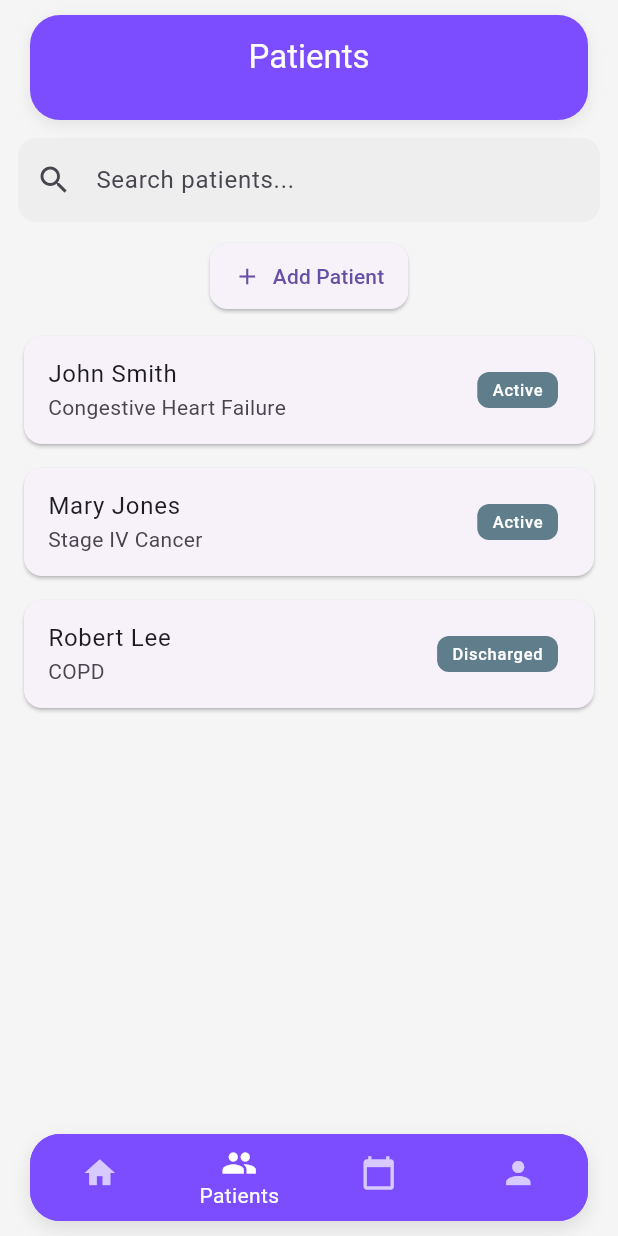
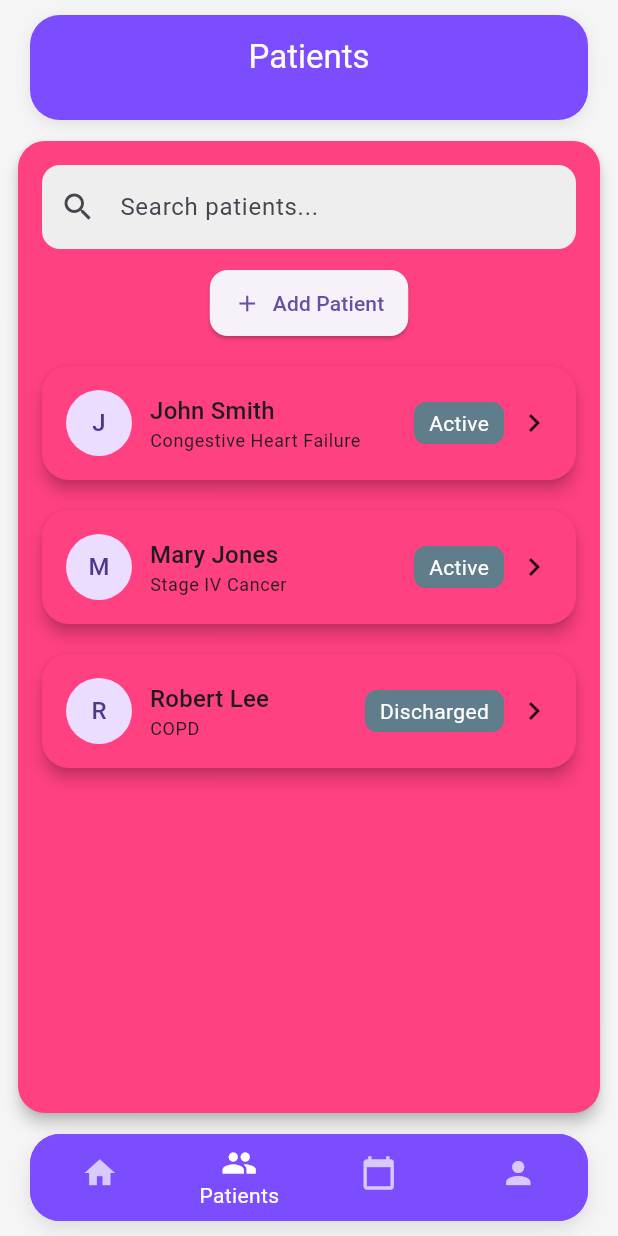
Before and after one commit to ThatoSiphosethu/hospice_app, a Flutter app: the screen it shows after launch, on a phone screen of 412 x 824 dp. Run offline on Flutter 3.47's test engine with Material 3 defaults, Android fonts, the phone set to English and light mode, and no system bars.

Commit message:
bodyCard&patientCard

```diff
--- a/lib/core/theme/app_theme.dart
+++ b/lib/core/theme/app_theme.dart
@@ -8,14 +8,22 @@ class AppTheme {
       // App background
       scaffoldBackgroundColor: Colors.grey[100],
 
-      // ⭐ Bottom Nav Styling
+      // Card styling
+      cardTheme: CardThemeData(
+        color: Colors.pinkAccent,
+        elevation: 4,
+        shape: RoundedRectangleBorder(
+          borderRadius: BorderRadius.circular(18),
+        ),
+      ),
+
+      // Bottom Nav Styling
       bottomNavigationBarTheme: const BottomNavigationBarThemeData(
         backgroundColor: Colors.deepPurpleAccent,
         selectedItemColor: Colors.white,
         unselectedItemColor: Colors.white70,
         showUnselectedLabels: false,
         type: BottomNavigationBarType.fixed,
-
       ),
 
       appBarTheme: const AppBarTheme(
--- a/lib/features/ehr/presentation/patient_list_screen.dart
+++ b/lib/features/ehr/presentation/patient_list_screen.dart
@@ -1,15 +1,14 @@
-
 // Screen that lists patients from the EHR module
 import 'package:flutter/material.dart';
+import 'package:hospice_app/features/ehr/presentation/patient_profile_screen.dart';
+import 'package:hospice_app/shared/cross_domain/widgets/patient_card.dart';
+import 'package:hospice_app/shared/widgets/buttons.dart';
+import 'package:hospice_app/shared/widgets/scroll_container.dart';
+import 'package:hospice_app/shared/widgets/search_bar.dart';
 
 import '../domain/patient.dart';
 import '../data/patient_repository.dart';
-import 'patient_profile_screen.dart';
-
-import '../../../shared/widgets/buttons.dart';
-import '../../../shared/widgets/scroll_container.dart';
-import '../../../shared/widgets/search_bar.dart';
-import '../../../shared/widgets/status_badge.dart';
+import '../../../shared/widgets/body_card.dart';
 
 class PatientListScreen extends StatefulWidget {
   const PatientListScreen({super.key});
@@ -21,8 +20,7 @@ class PatientListScreen extends StatefulWidget {
 class _PatientListScreenState extends State<PatientListScreen> {
   final repo = MockPatientRepository();
 
-  final TextEditingController searchController =
-      TextEditingController();
+  final TextEditingController searchController = TextEditingController();
 
   List<Patient> patients = [];
   List<Patient> filtered = [];
@@ -62,33 +60,15 @@ class _PatientListScreenState extends State<PatientListScreen> {
     });
   }
 
-  Widget _buildPatientCard(Patient p) {
-    return Card(
-      child: ListTile(
-        title: Text(p.name),
-        subtitle: Text(p.diagnosis),
-        trailing: StatusBadge(status: p.status),
-        onTap: () {
-          Navigator.push(
-            context,
-            MaterialPageRoute(
-              builder: (_) => PatientProfileScreen(patient: p),
-            ),
-          );
-        },
-      ),
-    );
-  }
-
   @override
   Widget build(BuildContext context) {
     return Scaffold(
-     // appBar: AppBar(title: const Text('Patients')),
-      body: Padding(
-        padding: const EdgeInsets.all(12),
+      body: SafeArea(
+        child: Padding(
+          padding: EdgeInsets.symmetric(horizontal: 12, vertical: 8),
+          child: BodyCard(
             child: Column(
               children: [
-
                 // 🔍 Search
                 SearchBarWidget(
                   controller: searchController,
@@ -110,11 +90,23 @@ class _PatientListScreenState extends State<PatientListScreen> {
 
                 //  Scrollable List
                 ScrollContainer(
-              children: filtered
-                  .map((p) => _buildPatientCard(p))
-                  .toList(),
+                  children: filtered.map((p) {
+                    return PatientCard(
+                      patient: p,
+                      onTap: () {
+                        Navigator.push(
+                          context,
+                          MaterialPageRoute(
+                            builder: (_) => PatientProfileScreen(patient: p),
+                          ),
+                        );
+                      },
+                    );
+                  }).toList(),
                 ),
               ],
+            ),
+          ),
         ),
       ),
     );
--- /dev/null
+++ b/lib/shared/cross_domain/widgets/patient_card.dart
@@ -0,0 +1,60 @@
+import 'package:flutter/material.dart';
+import '../../widgets/body_card.dart';
+import '../../widgets/status_badge.dart';
+import '../../../features/ehr/domain/patient.dart';
+
+class PatientCard extends StatelessWidget {
+  final Patient patient;
+  final VoidCallback onTap;
+
+  const PatientCard({
+    super.key,
+    required this.patient,
+    required this.onTap,
+  });
+
+  @override
+  Widget build(BuildContext context) {
+    return BodyCard(
+      child: InkWell(
+        borderRadius: BorderRadius.circular(18),
+        onTap: onTap,
+        child: Row(
+          children: [
+
+            CircleAvatar(
+              radius: 22,
+              child: Text(patient.name[0]),
+            ),
+
+            const SizedBox(width: 12),
+
+            Expanded(
+              child: Column(
+                crossAxisAlignment: CrossAxisAlignment.start,
+                children: [
+                  Text(
+                    patient.name,
+                    style: Theme.of(context)
+                        .textTheme
+                        .titleMedium,
+                  ),
+                  Text(
+                    patient.diagnosis,
+                    style: Theme.of(context)
+                        .textTheme
+                        .bodySmall,
+                  ),
+                ],
+              ),
+            ),
+
+            StatusBadge(status: patient.status),
+            const SizedBox(width: 8),
+            const Icon(Icons.chevron_right),
+          ],
+        ),
+      ),
+    );
+  }
+}
--- /dev/null
+++ b/lib/shared/widgets/body_card.dart
@@ -0,0 +1,27 @@
+import 'package:flutter/material.dart';
+
+class BodyCard extends StatelessWidget {
+  final Widget child;
+  final EdgeInsetsGeometry padding;
+  final EdgeInsetsGeometry margin;
+
+  const BodyCard({
+    super.key,
+    required this.child,
+    this.padding = const EdgeInsets.all(16),
+    this.margin = const EdgeInsets.symmetric(vertical: 6),
+  });
+
+  @override
+  Widget build(BuildContext context) {
+    final theme = Theme.of(context);
+
+    return Card(
+      margin: margin,
+      child: Padding(
+        padding: padding,
+        child: child,
+      ),
+    );
+  }
+}
```
Lines whose indentation alone changed are shown as unchanged.
